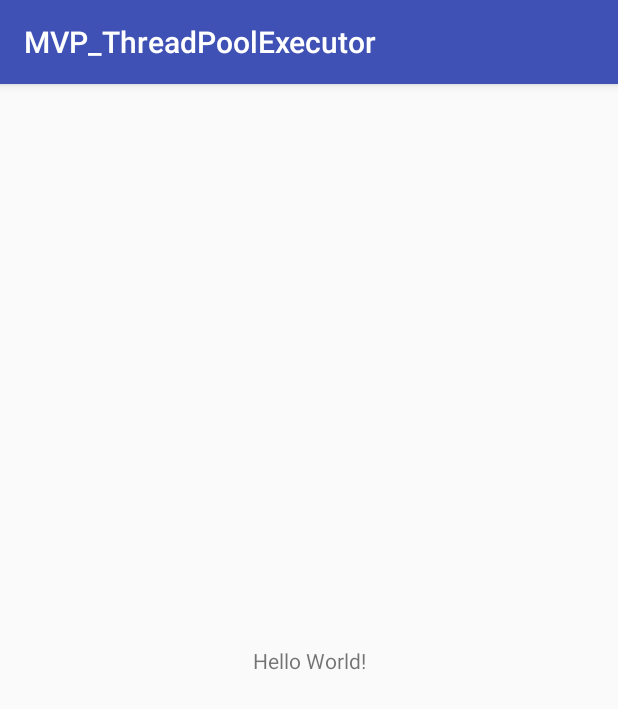
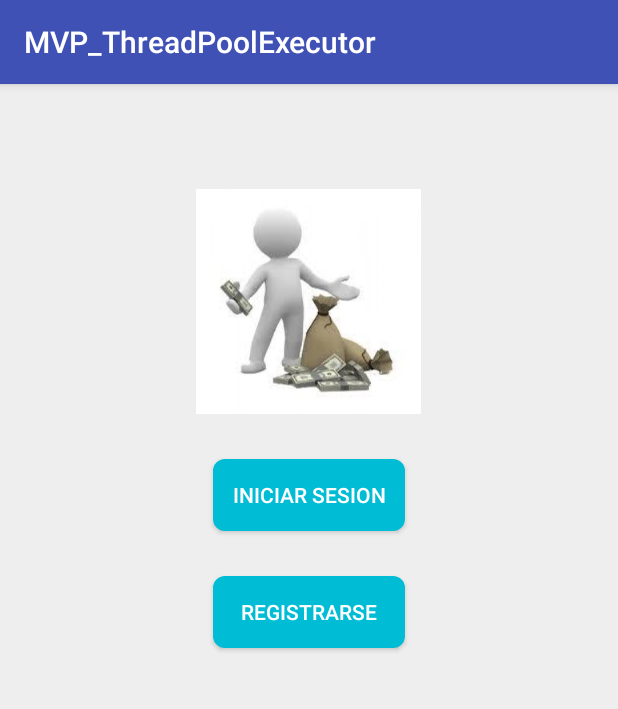
Before and after one commit to montes8/MVP_ThreadPoolExecutor, an Android app: the screen it shows after launch (MainActivity), on a phone screen of 412 x 824 dp. Shown: the top 709 px of the screen. Run offline under Robolectric (Android 15) with nearby library versions, the phone set to English and light mode, and no system bars; our stand-ins replace Room's generated code.

Commit message:
diseñando vistas

```diff
--- a/app/build.gradle
+++ b/app/build.gradle
@@ -1,11 +1,11 @@
 apply plugin: 'com.android.application'
 
 android {
-    compileSdkVersion 28
+    compileSdkVersion 27
     defaultConfig {
         applicationId "com.example.tayler_gabbi.mvp_threadpoolexecutor"
         minSdkVersion 19
-        targetSdkVersion 28
+        targetSdkVersion 27
         versionCode 1
         versionName "1.0"
         testInstrumentationRunner "android.support.test.runner.AndroidJUnitRunner"
@@ -20,7 +20,7 @@ android {
 
 dependencies {
     implementation fileTree(dir: 'libs', include: ['*.jar'])
-    implementation 'com.android.support:appcompat-v7:28.0.0'
+    implementation 'com.android.support:appcompat-v7:27.1.1'
     implementation 'com.android.support.constraint:constraint-layout:1.1.3'
 
     //Romm
--- a/app/src/main/AndroidManifest.xml
+++ b/app/src/main/AndroidManifest.xml
@@ -3,6 +3,7 @@
     package="com.example.tayler_gabbi.mvp_threadpoolexecutor">
 
     <application
+        android:name=".DemoApplication"
         android:allowBackup="true"
         android:icon="@mipmap/ic_launcher"
         android:label="@string/app_name"
--- a/app/src/main/java/com/example/tayler_gabbi/mvp_threadpoolexecutor/MainActivity.java
+++ b/app/src/main/java/com/example/tayler_gabbi/mvp_threadpoolexecutor/MainActivity.java
@@ -1,13 +1,40 @@
 package com.example.tayler_gabbi.mvp_threadpoolexecutor;
 
+import android.content.Intent;
 import android.support.v7.app.AppCompatActivity;
 import android.os.Bundle;
+import android.view.View;
+import android.widget.Button;
 
 public class MainActivity extends AppCompatActivity {
+
+    private Button onClickSesion,onClickReistarte;
 
     @Override
     protected void onCreate(Bundle savedInstanceState) {
         super.onCreate(savedInstanceState);
         setContentView(R.layout.activity_main);
+
+        onClickSesion =  (Button) findViewById(R.id.button_sesion);
+        onClickReistarte = (Button)findViewById(R.id.button_register);
+
+        onClickSesion.setOnClickListener(new View.OnClickListener() {
+
+            @Override
+            public void onClick(View v) {
+                Intent intent = new Intent(MainActivity.this,LoginActivity.class);
+                startActivity(intent);
+
+            }
+        });
+
+        onClickReistarte.setOnClickListener(new View.OnClickListener() {
+            @Override
+            public void onClick(View view) {
+
+                Intent intents = new Intent(MainActivity.this,RegisterActivity.class);
+                startActivity(intents);
+            }
+        });
     }
 }
--- /dev/null
+++ b/app/src/main/res/drawable/fondo_sesion.xml
@@ -0,0 +1,8 @@
+<?xml version="1.0" encoding="utf-8"?>
+
+<shape xmlns:android="http://schemas.android.com/apk/res/android">
+            <solid android:color="#00BCD4" />
+
+            <corners android:radius="8dp" />
+
+</shape>
--- a/app/src/main/res/layout/activity_main.xml
+++ b/app/src/main/res/layout/activity_main.xml
@@ -1,18 +1,46 @@
 <?xml version="1.0" encoding="utf-8"?>
-<android.support.constraint.ConstraintLayout xmlns:android="http://schemas.android.com/apk/res/android"
+<RelativeLayout
+    xmlns:android="http://schemas.android.com/apk/res/android"
     xmlns:app="http://schemas.android.com/apk/res-auto"
     xmlns:tools="http://schemas.android.com/tools"
     android:layout_width="match_parent"
     android:layout_height="match_parent"
+    android:background="@color/principal_fondo"
     tools:context=".MainActivity">
 
-    <TextView
+    <ImageView
+
+        android:id="@+id/image_user"
+        android:layout_width="150dp"
+        android:layout_height="150dp"
+        android:src="@drawable/logo"
+        android:layout_marginTop="70dp"
+        android:layout_centerHorizontal="true"/>
+
+    <Button
+        android:id="@+id/button_sesion"
         android:layout_width="wrap_content"
         android:layout_height="wrap_content"
-        android:text="Hello World!"
-        app:layout_constraintBottom_toBottomOf="parent"
-        app:layout_constraintLeft_toLeftOf="parent"
-        app:layout_constraintRight_toRightOf="parent"
-        app:layout_constraintTop_toTopOf="parent" />
+        android:layout_below="@+id/image_user"
+        android:layout_centerHorizontal="true"
+        android:ems="8"
+        android:textColor="#FFFFFF"
+        android:background="@drawable/fondo_sesion"
+        android:layout_marginTop="30dp"
+        android:text="Iniciar Sesion"
+        android:textSize="14sp"/>
+    <Button
+        android:id="@+id/button_register"
+        android:layout_width="wrap_content"
+        android:layout_height="wrap_content"
+        android:layout_below="@+id/button_sesion"
+        android:layout_centerHorizontal="true"
+        android:ems="8"
+        android:textColor="#FFFFFF"
+        android:background="@drawable/fondo_sesion"
+        android:layout_marginTop="30dp"
+        android:text="Registrarse"
+        android:textSize="14sp"/>
 
-</android.support.constraint.ConstraintLayout>
+
+</RelativeLayout>
--- a/app/src/main/res/values/colors.xml
+++ b/app/src/main/res/values/colors.xml
@@ -3,4 +3,8 @@
     <color name="colorPrimary">#3F51B5</color>
     <color name="colorPrimaryDark">#303F9F</color>
     <color name="colorAccent">#FF4081</color>
+
+    <color name="subtitulo">#757575</color>
+    <color name="titulo">#616161</color>
+    <color name="principal_fondo">#EEEEEE</color>
 </resources>
```
Also changed, not shown: app/src/main/res/drawable/btn_fondo.xml (added, +22 -0 lines), app/src/main/res/drawable/logo.png (added).
